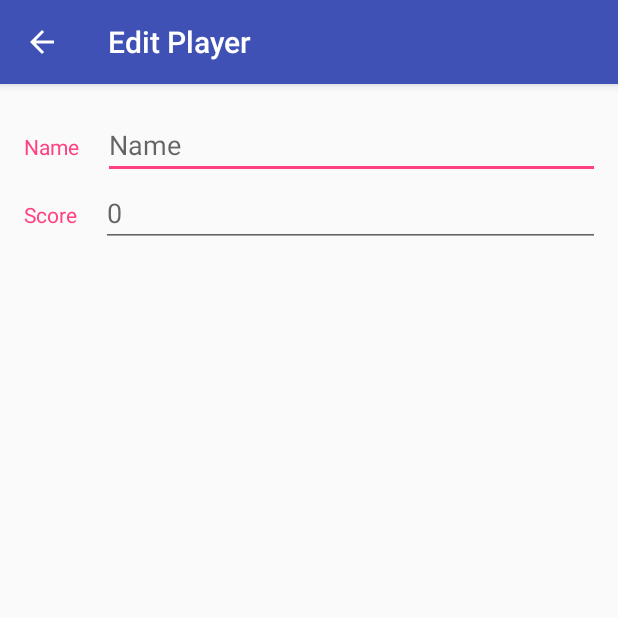
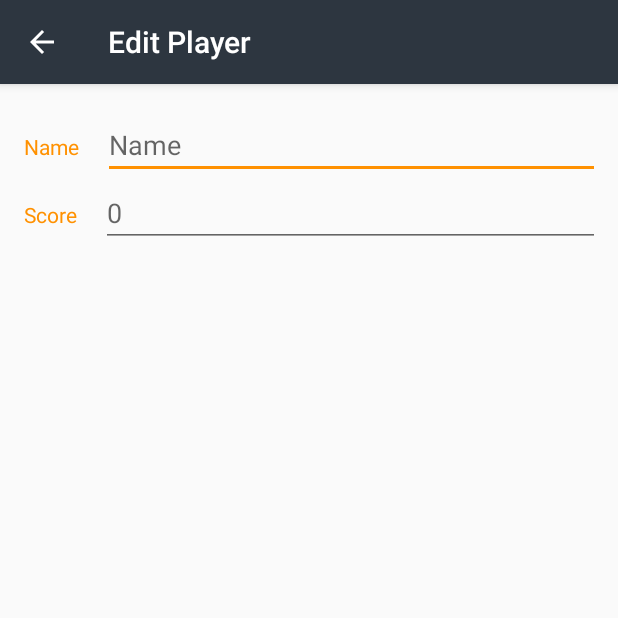
Before and after one commit to amandaroos/Scorekeeper, an Android app: the EditorActivity screen opened directly, with no data from a screen before it, on a phone screen of 412 x 824 dp, the top half of it. Run offline under Robolectric (Android 15) with nearby library versions, the phone set to English and light mode, and no system bars.

Commit message:
Update color scheme for app and EditorActivity

```diff
--- a/app/src/main/res/values/colors.xml
+++ b/app/src/main/res/values/colors.xml
@@ -1,6 +1,15 @@
 <?xml version="1.0" encoding="utf-8"?>
 <resources>
-    <color name="colorPrimary">#3F51B5</color>
-    <color name="colorPrimaryDark">#303F9F</color>
-    <color name="colorAccent">#FF4081</color>
+    <color name="colorPrimary">#2979FF</color>
+    <color name="colorPrimaryDark">#2962FF</color>
+
+    <!-- Accent color for UI controls like checkboxes and text fields -->
+    <color name="colorAccent">#FF9100</color>
+
+    <!-- Primary color for the editor -->
+    <color name="editorColorPrimary">#2D3640</color>
+
+    <!-- Primary dark color for the editor -->
+    <color name="editorColorPrimaryDark">#394450</color>
+
 </resources>
--- a/app/src/main/res/values/styles.xml
+++ b/app/src/main/res/values/styles.xml
@@ -5,6 +5,13 @@
         <!-- Customize your theme here. -->
         <item name="colorPrimary">@color/colorPrimary</item>
         <item name="colorPrimaryDark">@color/colorPrimaryDark</item>
+        <item name="colorAccent">@color/colorAccent</item>
+    </style>
+
+    <!-- Theme of the editor -->
+    <style name="EditorTheme" parent="Theme.AppCompat.Light.DarkActionBar">
+        <item name="colorPrimary">@color/editorColorPrimary</item>
+        <item name="colorPrimaryDark">@color/editorColorPrimaryDark</item>
         <item name="colorAccent">@color/colorAccent</item>
     </style>
 
```
Also changed, not shown: app/src/main/AndroidManifest.xml (+5 -3 lines).
